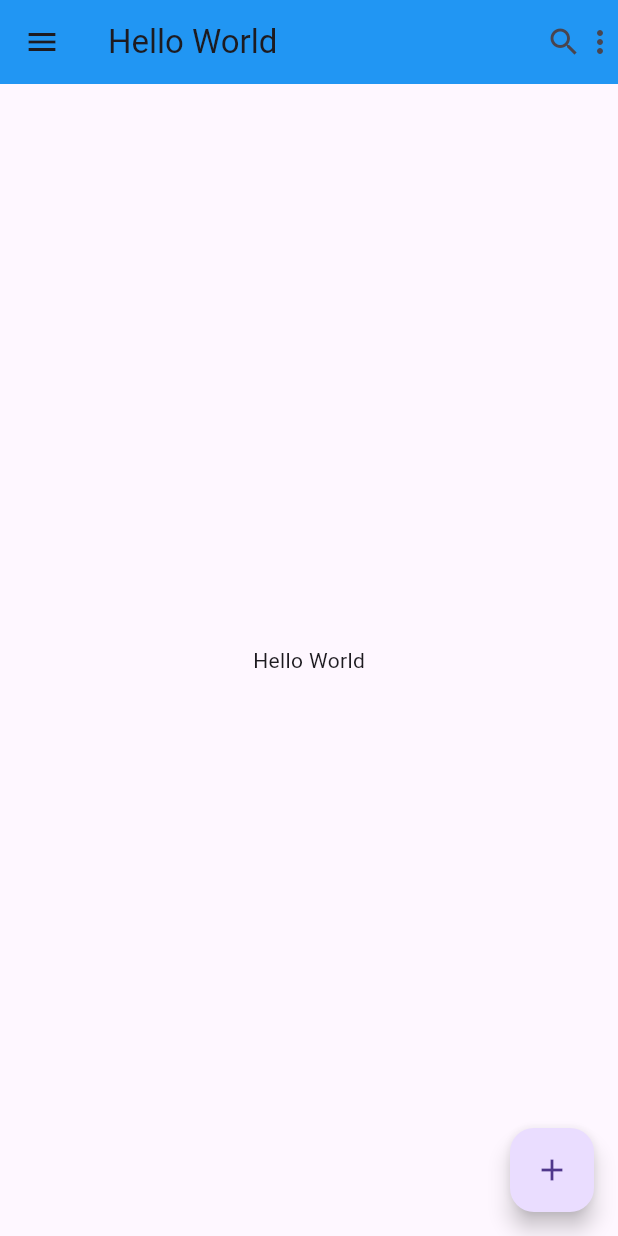
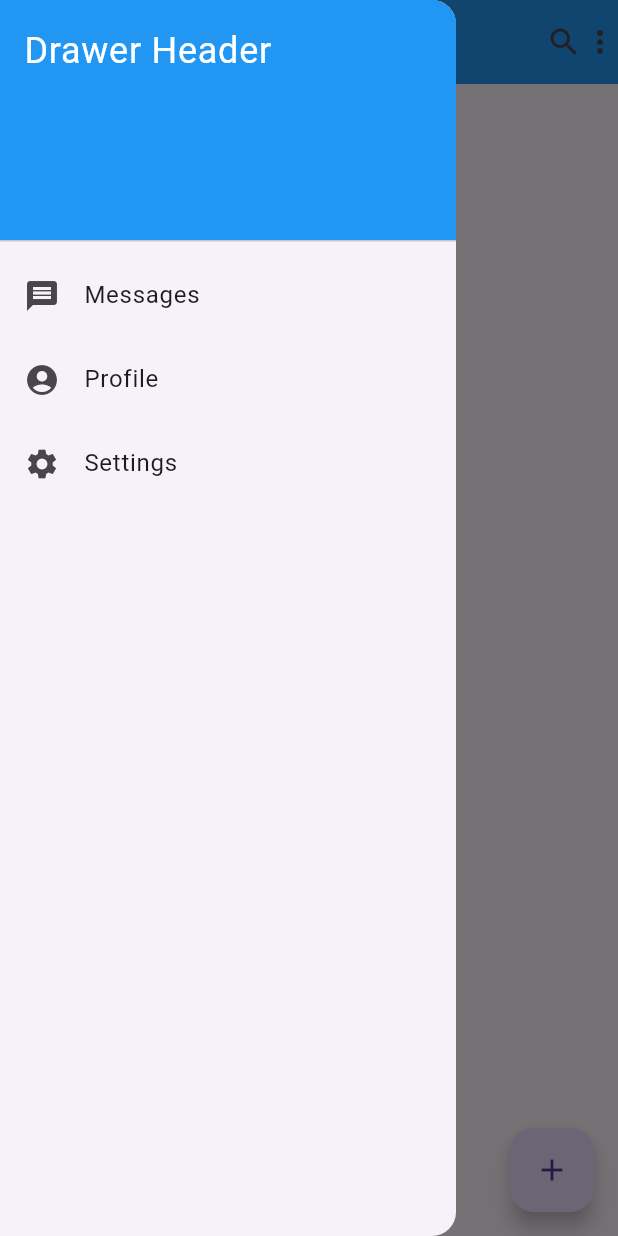
Before and after one commit to dzulfikar05/pmr-mob-dart, a Flutter app: the screen it shows after launch, with the side drawer open (before the commit the screen has no drawer), on a phone screen of 412 x 824 dp. Run offline on Flutter 3.47's test engine with Material 3 defaults, Android fonts, the light colour scheme and no system bars.

Commit message:
dasar drawer

```diff
--- a/pertemuan6/pertemuan_enam/lib/main.dart
+++ b/pertemuan6/pertemuan_enam/lib/main.dart
@@ -15,19 +15,36 @@ class MyApp extends StatelessWidget {
           title: const Text('Hello World'),
           backgroundColor: Colors.blue,
           leading: const Icon(Icons.menu),
-          actions: const [
-            Icon(Icons.search),
-            Icon(Icons.more_vert),
-          ],
+          actions: const [Icon(Icons.search), Icon(Icons.more_vert)],
         ),
-        body: const Center(
-          child: Text('Hello World'),
+
+        drawer: Drawer(
+          child: ListView(
+            padding: EdgeInsets.zero,
+            children: const <Widget>[
+              DrawerHeader(
+                decoration: BoxDecoration(color: Colors.blue),
+                child: Text(
+                  'Drawer Header',
+                  style: TextStyle(color: Colors.white, fontSize: 24),
+                ),
+              ),
+              ListTile(leading: Icon(Icons.message), title: Text('Messages')),
+              ListTile(
+                leading: Icon(Icons.account_circle),
+                title: Text('Profile'),
+              ),
+              ListTile(leading: Icon(Icons.settings), title: Text('Settings')),
+            ],
+          ),
         ),
+
+        body: const Center(child: Text('Hello World')),
         floatingActionButton: FloatingActionButton(
+          onPressed: () {},
           child: const Icon(Icons.add),
-          onPressed: () {},
         ),
-      )
+      ),
     );
   }
 }
```
